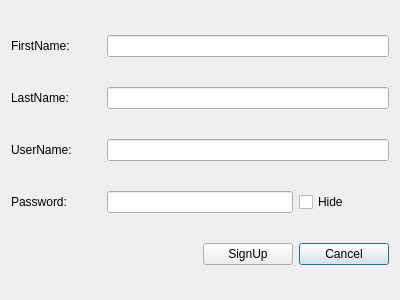
Before: the Qt Designer form FinalProject_Messenger/dialog_signup.ui in Behdad-AVI-203/Messenger_CodeX_11, drawn with Qt 5.
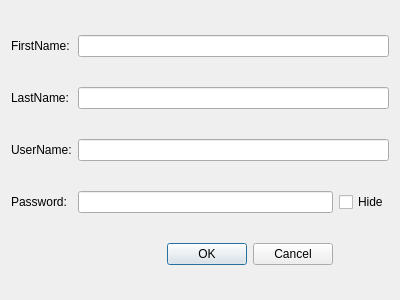
After: the same form once the commit is applied.

Patch:
```diff
--- a/FinalProject_Messenger/dialog_signup.ui
+++ b/FinalProject_Messenger/dialog_signup.ui
@@ -14,21 +14,12 @@
    <string>Dialog</string>
   </property>
   <layout class="QGridLayout" name="gridLayout">
-   <item row="2" column="1" colspan="3">
-    <widget class="QLineEdit" name="lineEdit_username"/>
-   </item>
-   <item row="4" column="0" colspan="2">
-    <spacer name="horizontalSpacer">
-     <property name="orientation">
-      <enum>Qt::Horizontal</enum>
+   <item row="1" column="0">
+    <widget class="QLabel" name="label_lastname">
+     <property name="text">
+      <string>LastName:</string>
      </property>
-     <property name="sizeHint" stdset="0">
-      <size>
-       <width>40</width>
-       <height>20</height>
-      </size>
-     </property>
-    </spacer>
+    </widget>
    </item>
    <item row="0" column="0">
     <widget class="QLabel" name="label_firstname">
@@ -37,30 +28,6 @@
      </property>
     </widget>
    </item>
-   <item row="3" column="3">
-    <widget class="QCheckBox" name="checkBox_echomode">
-     <property name="text">
-      <string>Hide</string>
-     </property>
-    </widget>
-   </item>
-   <item row="4" column="3">
-    <widget class="QPushButton" name="pushButton_cancel">
-     <property name="text">
-      <string>Cancel</string>
-     </property>
-    </widget>
-   </item>
-   <item row="3" column="0">
-    <widget class="QLabel" name="label_password">
-     <property name="text">
-      <string>Password:</string>
-     </property>
-    </widget>
-   </item>
-   <item row="0" column="1" colspan="3">
-    <widget class="QLineEdit" name="lineEdit_firstname"/>
-   </item>
    <item row="2" column="0">
     <widget class="QLabel" name="label_username">
      <property name="text">
@@ -68,27 +35,43 @@
      </property>
     </widget>
    </item>
-   <item row="1" column="0">
-    <widget class="QLabel" name="label_lastname">
+   <item row="3" column="0">
+    <widget class="QLabel" name="label_password">
      <property name="text">
-      <string>LastName:</string>
+      <string>Password:</string>
      </property>
     </widget>
    </item>
-   <item row="4" column="2">
-    <widget class="QPushButton" name="pushButton_ok">
-     <property name="text">
-      <string>SignUp</string>
-     </property>
-    </widget>
-   </item>
-   <item row="1" column="1" colspan="3">
-    <widget class="QLineEdit" name="lineEdit_lastname"/>
-   </item>
-   <item row="3" column="1" colspan="2">
+   <item row="3" column="1">
     <widget class="QLineEdit" name="lineEdit_password">
      <property name="echoMode">
-      <enum>QLineEdit::Normal</enum>
+      <enum>QLineEdit::Password</enum>
+     </property>
+    </widget>
+   </item>
+   <item row="4" column="0" colspan="2">
+    <widget class="QDialogButtonBox" name="buttonBox">
+     <property name="orientation">
+      <enum>Qt::Horizontal</enum>
+     </property>
+     <property name="standardButtons">
+      <set>QDialogButtonBox::Cancel|QDialogButtonBox::Ok</set>
+     </property>
+    </widget>
+   </item>
+   <item row="2" column="1" colspan="2">
+    <widget class="QLineEdit" name="lineEdit_username"/>
+   </item>
+   <item row="1" column="1" colspan="2">
+    <widget class="QLineEdit" name="lineEdit_lastname"/>
+   </item>
+   <item row="0" column="1" colspan="2">
+    <widget class="QLineEdit" name="lineEdit_firstname"/>
+   </item>
+   <item row="3" column="2">
+    <widget class="QCheckBox" name="checkBox_echomode">
+     <property name="text">
+      <string>Hide</string>
      </property>
     </widget>
    </item>
```
Left out of the diff: 35 changed lines with no effect on the pictures.
